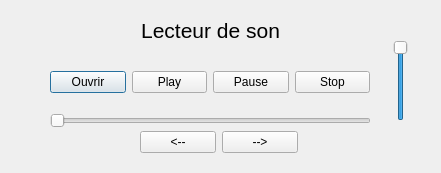
Old version of the form fenetre/formLecteurMusique.ui in the repository helarion/Application-JDR.
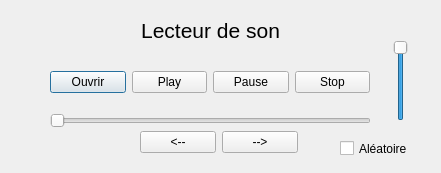
New version of the form.

What changed in the file:
```diff
--- a/fenetre/formLecteurMusique.ui
+++ b/fenetre/formLecteurMusique.ui
@@ -103,7 +103,7 @@
     </item>
    </layout>
   </widget>
-  <widget class="QWidget" name="">
+  <widget class="QWidget" name="layoutWidget">
    <property name="geometry">
     <rect>
      <x>140</x>
@@ -129,6 +129,19 @@
     </item>
    </layout>
   </widget>
+  <widget class="QCheckBox" name="RandomCheckBox">
+   <property name="geometry">
+    <rect>
+     <x>340</x>
+     <y>140</y>
+     <width>70</width>
+     <height>17</height>
+    </rect>
+   </property>
+   <property name="text">
+    <string>Aléatoire</string>
+   </property>
+  </widget>
  </widget>
  <resources/>
  <connections/>
```
